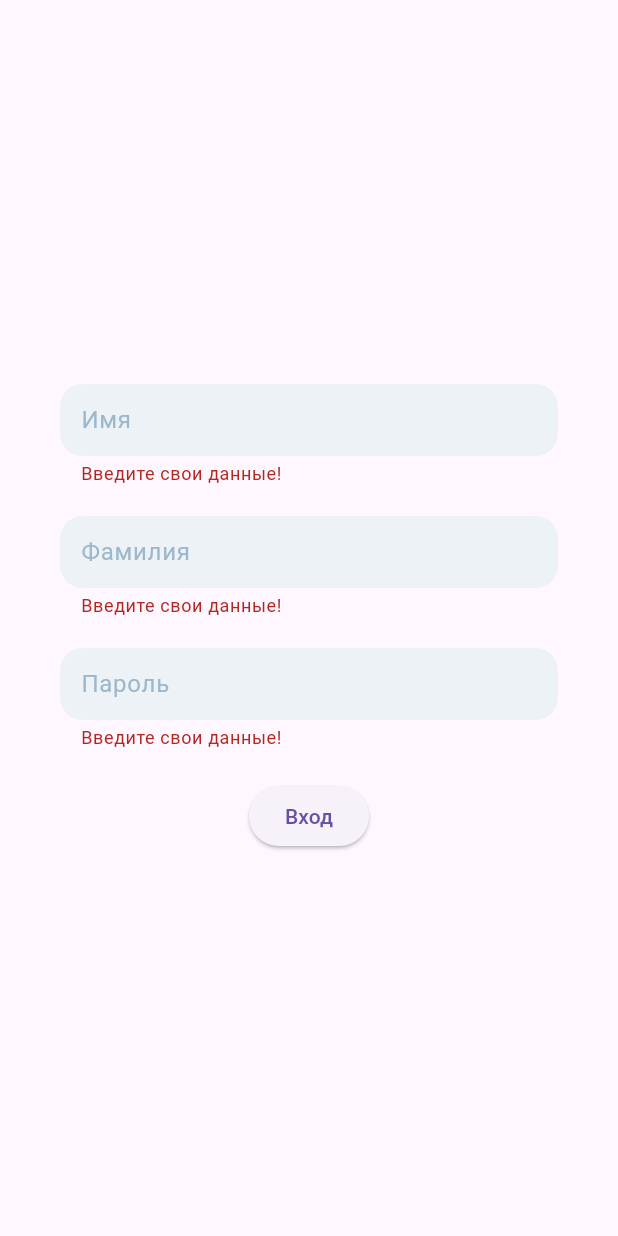
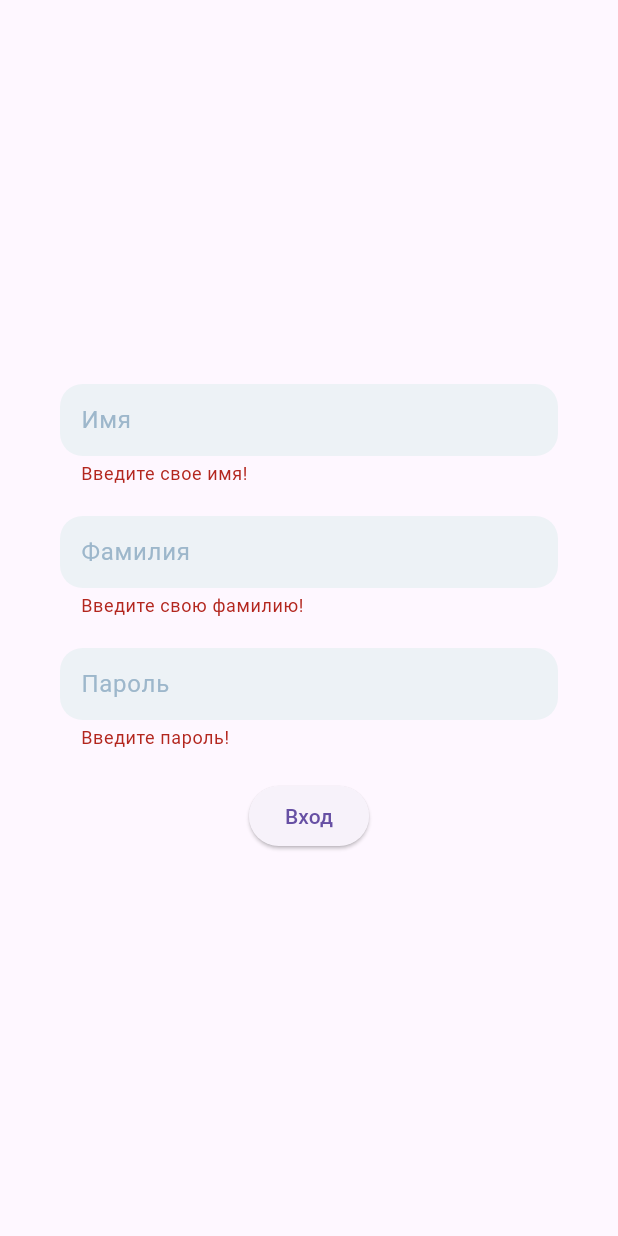
Before and after one commit to Ducascas/messenger, a Flutter app: the screen it shows after launch, after a tap on "Вход", on a phone screen of 412 x 824 dp. Run offline on Flutter 3.47's test engine with Material 3 defaults, Android fonts, the phone set to English and light mode, and no system bars; our stand-ins replace cloud_firestore, firebase_core, flutter_bloc, get_it; accounts and stored records are empty.

Commit message:
5 commit

```diff
--- a/lib/core/constant/colors.dart
+++ b/lib/core/constant/colors.dart
@@ -1,10 +1,11 @@
 import 'package:flutter/material.dart';
 
 class AppColors {
-  // 000000
   static const black = Color.fromRGBO(0, 0, 0, 1.0);
   static const blackBlue = Color.fromRGBO(43, 51, 62, 1.0);
   static const darkGrey = Color.fromRGBO(157, 183, 203, 1.0);
   static const grey = Color.fromRGBO(237, 242, 246, 1.0);
   static const white = Color.fromARGB(255, 255, 255, 255);
+  static const green = Color.fromRGBO(60, 237, 120, 1.0);
+  static const darkGreen = Color.fromRGBO(0, 82, 28, 1.0);
 }
--- a/lib/core/constant/constant.dart
+++ b/lib/core/constant/constant.dart
@@ -1,2 +1,3 @@
 export 'colors.dart';
 export 'text.dart';
+export 'text_style.dart';
--- a/lib/core/constant/text.dart
+++ b/lib/core/constant/text.dart
@@ -4,7 +4,13 @@ class AppText {
   static const String password = 'Пароль';
   static const String input = 'Вход';
   static const String chat = 'Чаты';
-  static const String textFieldError = 'Введите свои данные!';
+  static const String nameTextFieldError = 'Введите свое имя!';
+  static const String surnameTextFieldError = 'Введите свою фамилию!';
+  static const String passTextFieldError = 'Введите пароль!';
   static const String search = 'Поиск';
   static const String message = 'Сообщение';
+  static const String you = 'Вы';
+  static const String saveMessage = 'Saved Messages';
+  static const String isOnline = 'В сети';
+  static const String isNotOnline = 'Не в сети';
 }
--- a/lib/models/user.dart
+++ b/lib/models/user.dart
@@ -3,12 +3,14 @@ class User {
   final String name;
   final String surname;
   final String password;
+  final bool status;
 
   User({
     required this.id,
     required this.name,
     required this.surname,
     required this.password,
+    required this.status,
   });
 
   User copyWith({
@@ -16,12 +18,14 @@ class User {
     String? name,
     String? surname,
     String? password,
+    bool? status,
   }) {
     return User(
       id: id ?? this.id,
       name: name ?? this.name,
       surname: surname ?? this.surname,
       password: password ?? this.password,
+      status: status ?? this.status,
     );
   }
 }
--- a/lib/screens/chat_screen.dart
+++ b/lib/screens/chat_screen.dart
@@ -18,6 +18,7 @@ class ChatScreen extends StatelessWidget {
         appBar: AppBar(
           title: UserTile(
             user: receiverUser,
+            status: true,
           ),
           titleSpacing: 0.0,
           leading: _leadingAppBar(context),
--- a/lib/screens/login_screen.dart
+++ b/lib/screens/login_screen.dart
@@ -13,6 +13,7 @@ class LoginScreen extends StatefulWidget {
 }
 
 class _LoginScreenState extends State<LoginScreen> {
+
   @override
   void dispose() {
     context.read<LoginCubit>().dispose();
@@ -34,19 +35,26 @@ class _LoginScreenState extends State<LoginScreen> {
               TextFieldCustom(
                 controller: loginCubit.nameController,
                 labelText: AppText.name,
-                obscureText: false,
+                validator: (value) => value == null || value.isEmpty
+                    ? AppText.nameTextFieldError
+                    : null,
               ),
               const SizedBox(height: 20),
               TextFieldCustom(
                 controller: loginCubit.surNameController,
                 labelText: AppText.surname,
-                obscureText: false,
+                validator: (value) => value == null || value.isEmpty
+                    ? AppText.surnameTextFieldError
+                    : null,
               ),
               const SizedBox(height: 20),
               TextFieldCustom(
                 controller: loginCubit.passwordController,
                 labelText: AppText.password,
                 obscureText: true,
+                validator: (value) => value == null || value.isEmpty
+                    ? AppText.passTextFieldError
+                    : null,
               ),
               const SizedBox(height: 20),
               ElevatedButton(
--- a/lib/services/login_cubit/login_state.dart
+++ b/lib/services/login_cubit/login_state.dart
@@ -3,13 +3,9 @@ part of 'login_cubit.dart';
 class LoginState {
   final User user;
 
-  LoginState({
-    required this.user,
-  });
+  LoginState({required this.user});
 
   LoginState copyWith({User? user}) {
-    return LoginState(
-      user: user ?? this.user,
-    );
+    return LoginState(user: user ?? this.user);
   }
 }
--- a/lib/services/message_cubit/message_cubit.dart
+++ b/lib/services/message_cubit/message_cubit.dart
@@ -37,7 +37,7 @@ class MessageCubit extends Cubit<MessageState> {
         timestamp: Timestamp.now(),
       );
 
-      FirebaseService.saveMessage(message);
+      await FirebaseService.saveMessage(message);
 
       messageController.clear();
 
--- a/lib/widgets/textfield_custom.dart
+++ b/lib/widgets/textfield_custom.dart
@@ -8,21 +8,30 @@ class TextFieldCustom extends StatelessWidget {
     this.labelText,
     this.prefixIcon,
     this.onFieldSubmitted,
-    required this.obscureText,
+    this.obscureText,
+    this.validator,
   });
 
   final TextEditingController? controller;
   final String? labelText;
   final Widget? prefixIcon;
   final Function(String)? onFieldSubmitted;
-  final bool obscureText;
+  final String? Function(String?)? validator;
+  final bool? obscureText;
 
   @override
   Widget build(BuildContext context) {
     return TextFormField(
         autovalidateMode: AutovalidateMode.onUserInteraction,
         controller: controller,
-      decoration: InputDecoration(
+        decoration: _decoration(),
+        onFieldSubmitted: onFieldSubmitted,
+        obscureText: obscureText ?? false,
+        validator: validator);
+  }
+
+  _decoration() {
+    return InputDecoration(
       labelText: labelText,
       labelStyle: const TextStyle(color: AppColors.darkGrey),
       contentPadding: const EdgeInsets.all(10),
@@ -32,15 +41,10 @@ class TextFieldCustom extends StatelessWidget {
       border: _outLineInputBorder(),
       prefixIcon: prefixIcon,
       prefixIconColor: AppColors.darkGrey,
-      ),
-      onFieldSubmitted: onFieldSubmitted,
-      obscureText: obscureText,
-      validator: (value) =>
-          value == null || value.isEmpty ? AppText.textFieldError : null,
     );
   }
 
-  OutlineInputBorder _outLineInputBorder() {
+  _outLineInputBorder() {
     return OutlineInputBorder(
       borderRadius: BorderRadius.circular(15),
       borderSide: BorderSide.none,
--- a/lib/widgets/widgets.dart
+++ b/lib/widgets/widgets.dart
@@ -6,3 +6,4 @@ export 'icon_initials.dart';
 export 'user_list.dart';
 export 'chat_list.dart';
 export 'message_send_bar.dart';
+export 'message_tile.dart';
--- a/pubspec.yaml
+++ b/pubspec.yaml
@@ -23,7 +23,7 @@ dependencies:
   flutter_bloc: ^8.1.6
 
   cupertino_icons: ^1.0.6
-  equatable: ^2.0.5
+  intl: ^0.19.0
 
 dev_dependencies:
   flutter_test:
```
Also changed, not shown: lib/core/constant/text_style.dart (added, +12 -0 lines), lib/services/firebase_service.dart (+49 -9 lines), lib/services/login_cubit/login_cubit.dart (+23 -4 lines), lib/widgets/chat_list.dart (+18 -6 lines), lib/widgets/icon_initials.dart (+7 -1 lines), lib/widgets/message_tile.dart (added, +79 -0 lines), lib/widgets/search_bar_home.dart (+2 -5 lines), lib/widgets/user_list.dart (+16 -3 lines), lib/widgets/user_tile.dart (+72 -17 lines), pubspec.lock. Lines whose indentation alone changed are shown as unchanged.
